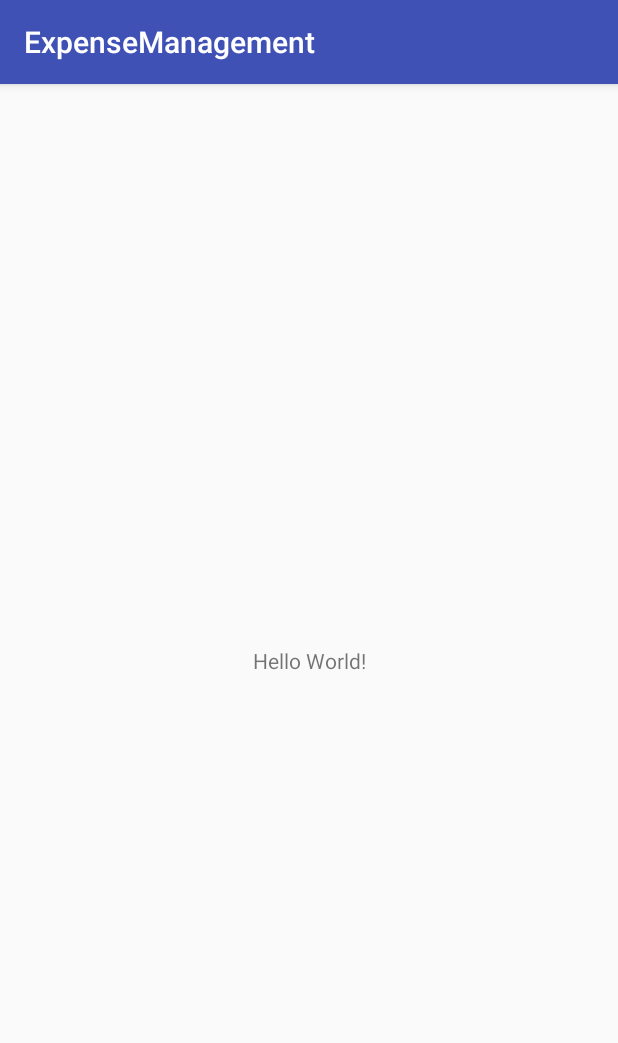
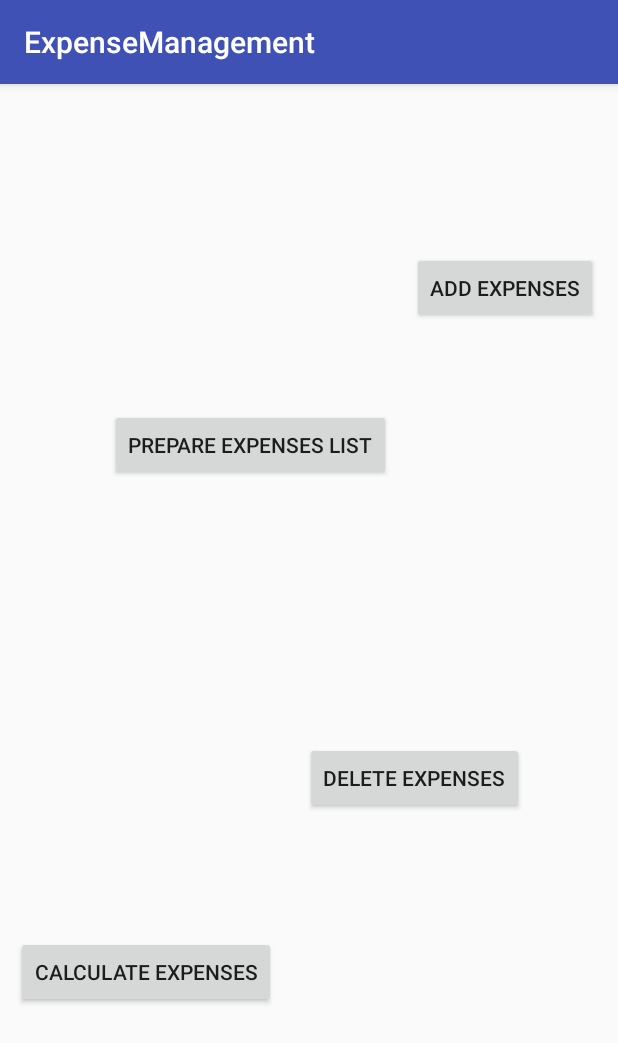
Before and after one commit to bijayy/ExpenseManagement, an Android app: the screen it shows after launch (MainActivity), on a phone screen of 412 x 824 dp. Shown: the top 1043 px of the screen. Run offline under Robolectric (Android 15) with nearby library versions, the phone set to English and light mode, and no system bars.

Commit message:
Adding the button for add, list, calculate and dlete expenses Commit

```diff
--- a/app/src/main/res/layout/activity_main.xml
+++ b/app/src/main/res/layout/activity_main.xml
@@ -6,13 +6,58 @@
     android:layout_height="match_parent"
     tools:context=".MainActivity">
 
-    <TextView
+    <Button
+        android:id="@+id/btnPrepareExpensesList"
         android:layout_width="wrap_content"
         android:layout_height="wrap_content"
-        android:text="Hello World!"
-        app:layout_constraintBottom_toBottomOf="parent"
-        app:layout_constraintLeft_toLeftOf="parent"
-        app:layout_constraintRight_toRightOf="parent"
+        android:layout_marginBottom="8dp"
+        android:layout_marginStart="68dp"
+        android:layout_marginTop="8dp"
+        android:text="Prepare Expenses List"
+        app:layout_constraintBottom_toTopOf="@+id/btnCalculateExpenses"
+        app:layout_constraintEnd_toStartOf="@+id/btnAddExpenses"
+        app:layout_constraintStart_toStartOf="parent"
+        app:layout_constraintTop_toTopOf="parent"
+        app:layout_constraintVertical_bias="0.414" />
+
+    <Button
+        android:id="@+id/btnAddExpenses"
+        android:layout_width="wrap_content"
+        android:layout_height="wrap_content"
+        android:layout_marginEnd="8dp"
+        android:layout_marginStart="8dp"
+        android:layout_marginTop="112dp"
+        android:text="Add Expenses"
+        app:layout_constraintEnd_toEndOf="parent"
+        app:layout_constraintHorizontal_bias="0.646"
+        app:layout_constraintStart_toEndOf="@+id/btnPrepareExpensesList"
         app:layout_constraintTop_toTopOf="parent" />
 
+    <Button
+        android:id="@+id/btnCalculateExpenses"
+        android:layout_width="wrap_content"
+        android:layout_height="wrap_content"
+        android:layout_marginBottom="152dp"
+        android:layout_marginEnd="8dp"
+        android:layout_marginStart="8dp"
+        android:text="Calculate Expenses"
+        app:layout_constraintBottom_toBottomOf="parent"
+        app:layout_constraintEnd_toStartOf="@+id/btnDeleteExpenses"
+        app:layout_constraintHorizontal_bias="0.504"
+        app:layout_constraintStart_toStartOf="parent" />
+
+    <Button
+        android:id="@+id/btnDeleteExpenses"
+        android:layout_width="wrap_content"
+        android:layout_height="wrap_content"
+        android:layout_marginBottom="8dp"
+        android:layout_marginEnd="60dp"
+        android:layout_marginStart="8dp"
+        android:layout_marginTop="8dp"
+        android:text="Delete Expenses"
+        app:layout_constraintBottom_toBottomOf="parent"
+        app:layout_constraintEnd_toEndOf="parent"
+        app:layout_constraintStart_toEndOf="@+id/btnCalculateExpenses"
+        app:layout_constraintTop_toBottomOf="@+id/btnAddExpenses"
+        app:layout_constraintVertical_bias="0.498" />
 </android.support.constraint.ConstraintLayout>
```
